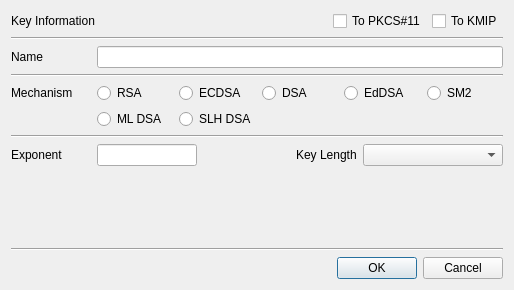
Old version of the form CertMan/new_key_dlg.ui in the repository jykim74/CertMan.
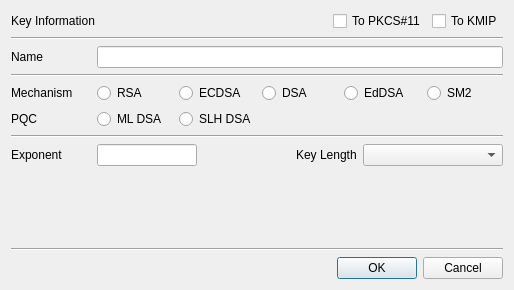
New version of the form.

Diff of the .ui file:
```diff
--- a/CertMan/new_key_dlg.ui
+++ b/CertMan/new_key_dlg.ui
@@ -178,6 +178,13 @@
        </property>
       </widget>
      </item>
+     <item row="1" column="0">
+      <widget class="QLabel" name="label_3">
+       <property name="text">
+        <string>PQC</string>
+       </property>
+      </widget>
+     </item>
     </layout>
    </item>
    <item>
```
